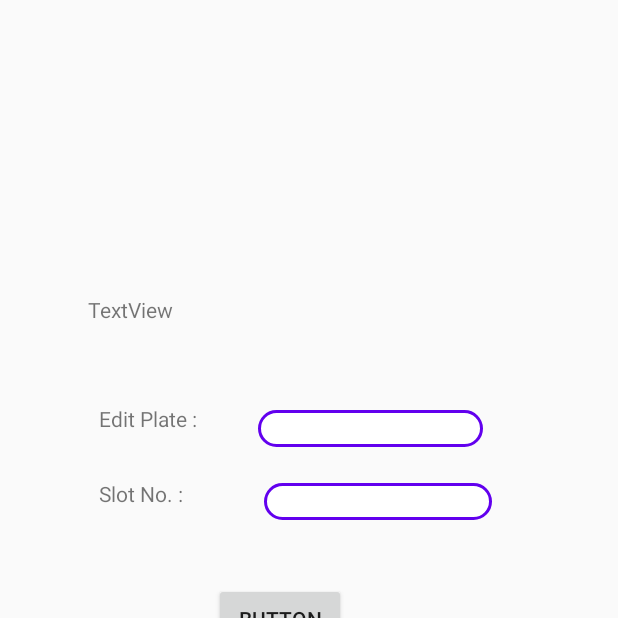
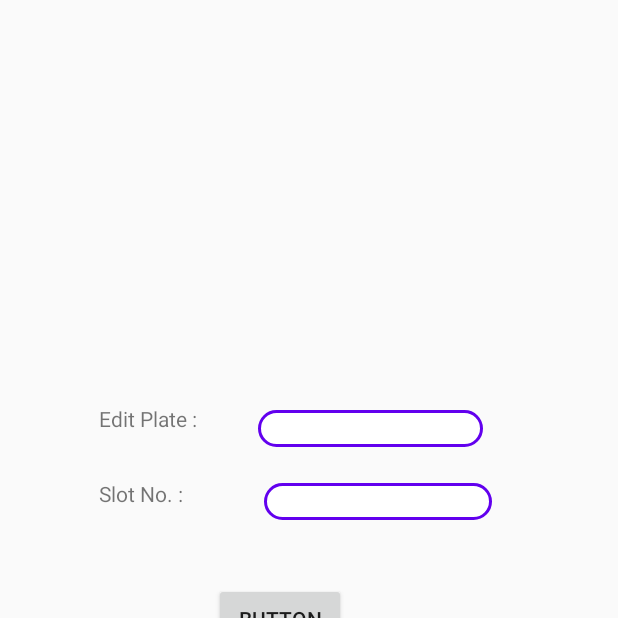
Before and after one commit to Jugg-zh/CarPlateChecker, an Android app: the RecordActivity screen opened directly, with no data from a screen before it, on a phone screen of 412 x 824 dp, the top half of it. Run offline under Robolectric (Android 15) with nearby library versions, the phone set to English and light mode, and no system bars.

```diff
--- /dev/null
+++ b/app/src/main/assets/floorAndPoleToNumberOfSlots.json
@@ -0,0 +1,3 @@
+{"2B":{"1":"4","3":"2","4":"3","5":"2","6":"2"},
+  "3A":{"1":"3","2":"1","3":"5","4":"5"},
+  "2A":{"11":"4","22":"2","12":"2","13":"2","24":"4","14":"1","15":"3","26":"2","16":"4","17":"2","28":"2","18":"2","19":"1","1":"4","2":"1","3":"5","4":"5","5":"2","6":"4","7":"4","8":"2","9":"2","20":"4","10":"4"}}
--- a/app/src/main/java/com/example/platecheck/RecordActivity.java
+++ b/app/src/main/java/com/example/platecheck/RecordActivity.java
@@ -2,22 +2,12 @@ package com.example.platecheck;
 
 import androidx.annotation.RequiresApi;
 import androidx.appcompat.app.AppCompatActivity;
-
-import android.Manifest;
 import android.content.Intent;
-import android.graphics.Color;
 import android.os.Build;
 import android.os.Bundle;
+import android.view.View;
 import android.widget.Button;
-import android.widget.EditText;
-import android.widget.ImageButton;
-import android.widget.ImageView;
 import android.widget.TextView;
-import android.widget.Toast;
-import android.widget.ViewFlipper;
-
-import java.sql.Timestamp;
-import java.util.Optional;
 
 public class RecordActivity extends AppCompatActivity {
 
@@ -46,62 +36,54 @@ public class RecordActivity extends AppCompatActivity {
         String carPlate = intent.getStringExtra("CAR_PLATE");
         String slotNumber = intent.getStringExtra("SLOT_NUMBER");
 
-
-        //initialize buttons
+        //initialize button
         Button submitButton = findViewById(R.id.button2);
         plateTextField = findViewById(R.id.editPlateTextView);
-
-        TextView promptTextFiled = findViewById(R.id.promptInformation),slotTextField = findViewById(R.id.slotNumberTextView);
-
+//        TextView promptTextFiled = findViewById(R.id.promptInformation);
+        TextView slotTextField = findViewById(R.id.slotNumberTextView);
         plateTextField.setText(carPlate);
         slotTextField.setText(slotNumber);
         //Recording slot on clicking the ok button
-        submitButton.setOnClickListener(view -> {
-//            Timestamp timeStamp = new Timestamp(System.currentTimeMillis());
-//            String[] time = timeStamp.toString().split(" ");
-//            String[] hour = time[1].split(":");
-//            String shift = null;
-//            if (Integer.parseInt(hour[0]) <= 12) {
-//                shift = "Morning";
-//            } else {
-//                shift = "Evening";
-//            }
-            //Returning value of recordSlot to check (returns a string; "null" if car plate is not associated to a room
-            // otherwise the associated room number)
-//            String roomNumber = carPlateMapper.recordSlot(plateTextField.getText().toString(), timeStamp, shift, slotNumber);
-
-            promptTextFiled.setText(Optional.ofNullable("415").orElse("Not Registered"));
-            //wait to check if it is necessary
-//            if (check == null) {
-//                msg.setText("The plate is not registered!");
-//            } else {
-//                msg.setTextColor(Color.parseColor("#008000"));
-//                msg.setText("The plate is registered with room no." + check);
-//            }
-
-            Toast.makeText(getApplicationContext(), "Information added successfully!", Toast.LENGTH_LONG).show();
-//            editPlate.setText("");
-//            slotNum.setText("");
+        submitButton.setOnClickListener(new View.OnClickListener() {
+            @Override
+            public void onClick(View view) {
+                Intent intent = new Intent();
+                intent.putExtra("PLATE_NUMBER", plateTextField.getText().toString());
+                setResult(RESULT_OK, intent);
+                finish();
+            }
         });
+//        submitButton.setOnClickListener(view -> {
+////            Timestamp timeStamp = new Timestamp(System.currentTimeMillis());
+////            String[] time = timeStamp.toString().split(" ");
+////            String[] hour = time[1].split(":");
+////            String shift = null;
+////            if (Integer.parseInt(hour[0]) <= 12) {
+////                shift = "Morning";
+////            } else {
+////                shift = "Evening";
+////            }
+//            //Returning value of recordSlot to check (returns a string; "null" if car plate is not associated to a room
+//            // otherwise the associated room number)
+////            String roomNumber = carPlateMapper.recordSlot(plateTextField.getText().toString(), timeStamp, shift, slotNumber);
+//
+//            promptTextFiled.setText(Optional.ofNullable("415").orElse("Not Registered"));
+//            //wait to check if it is necessary
+////            if (check == null) {
+////                msg.setText("The plate is not registered!");
+////            } else {
+////                msg.setTextColor(Color.parseColor("#008000"));
+////                msg.setText("The plate is registered with room no." + check);
+////            }
+//
+//            Toast.makeText(getApplicationContext(), "Information added successfully!", Toast.LENGTH_LONG).show();
+////            editPlate.setText("");
+////            slotNum.setText("");
+//        });
     }
     @Override
     public void onBackPressed() {
-//        Intent intent = new Intent();
-//        intent.putExtra("message_return", "This data is returned when user click back menu in target activity.");
-//        setResult(RESULT_OK, intent);
-
         Intent intent = new Intent();
-//        Timestamp timeStamp = new Timestamp(System.currentTimeMillis());
-//        String[] time = timeStamp.toString().split(" ");
-//        String[] hour = time[1].split(":");
-//        String shift = null;
-//        if (Integer.parseInt(hour[0]) <= 12) {
-//            shift = "Morning";
-//        } else {
-//            shift = "Evening";
-//        }
-//        intent.putExtra("TIME_STAMP",timeStamp);
-//        intent.putExtra("SHIFT", shift);
         intent.putExtra("PLATE_NUMBER", plateTextField.getText().toString());
         setResult(RESULT_OK, intent);
         finish();
--- a/app/src/main/res/layout/activity_record.xml
+++ b/app/src/main/res/layout/activity_record.xml
@@ -67,17 +67,17 @@
         android:text="Slot No. :"
         android:visibility="visible" />
 
-    <TextView
-        android:id="@+id/promptInformation"
-        android:layout_width="302dp"
-        android:layout_height="43dp"
-        android:layout_alignParentEnd="true"
-        android:layout_alignParentRight="true"
-        android:layout_alignParentBottom="true"
-        android:layout_marginEnd="51dp"
-        android:layout_marginRight="51dp"
-        android:layout_marginBottom="584dp"
-        android:text="TextView" />
+<!--    <TextView-->
+<!--        android:id="@+id/promptInformation"-->
+<!--        android:layout_width="302dp"-->
+<!--        android:layout_height="43dp"-->
+<!--        android:layout_alignParentEnd="true"-->
+<!--        android:layout_alignParentRight="true"-->
+<!--        android:layout_alignParentBottom="true"-->
+<!--        android:layout_marginEnd="51dp"-->
+<!--        android:layout_marginRight="51dp"-->
+<!--        android:layout_marginBottom="584dp"-->
+<!--        android:text="TextView" />-->
 
     <Button
         android:id="@+id/button2"
```
Also changed, not shown: app/src/main/java/com/example/platecheck/MainActivity.java (+16 -79 lines), app/src/main/java/com/example/platecheck/RecordManager.java (+18 -13 lines), app/src/main/java/com/example/platecheck/Utility.java (+24 -4 lines), app/src/main/res/values/strings.xml (+7 -1 lines).
